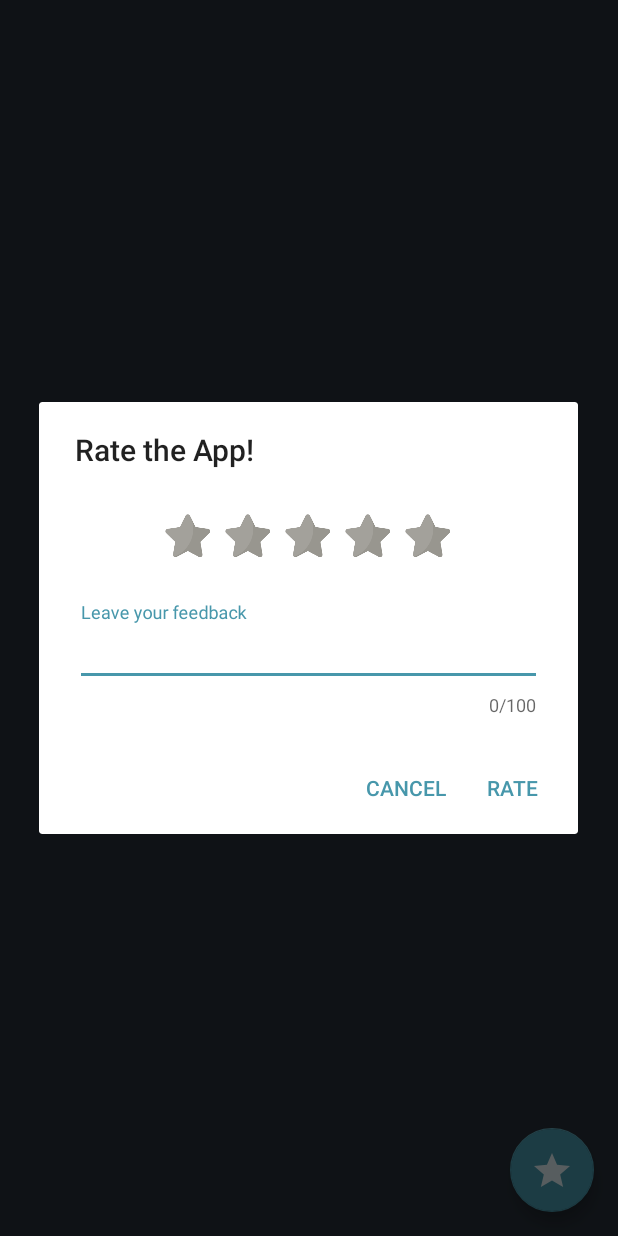
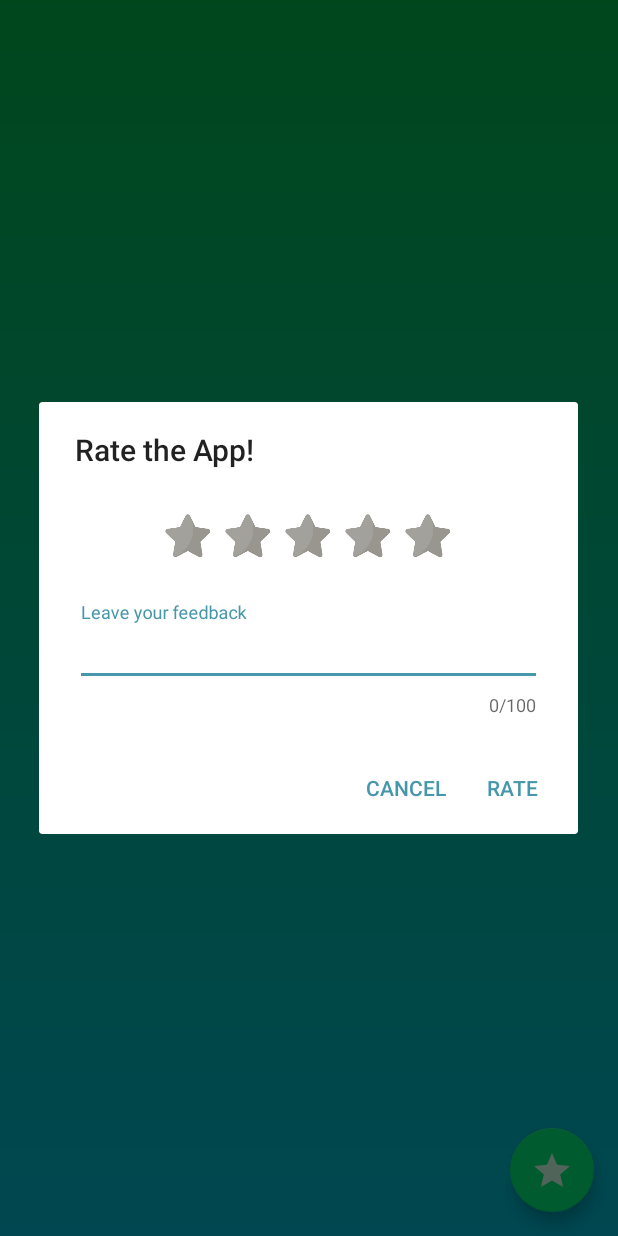
Before and after one commit to JonathanRamirez1/Chat-SimpApp, an Android app: the fragment RatesFragment shown on its own in the app's theme, after a tap on an icon or button, on a phone screen of 412 x 824 dp. Run offline under Robolectric (Android 15) with nearby library versions, the phone set to English and light mode, and no system bars; our stand-ins replace AdMob, Firebase (no records; nobody signed in at launch, a user with empty details on screens opened directly), Picasso, RxJava; pictures from the network do not load; Roboto replaces fonts that are not available here; 3 statements that could not run were skipped.

Commit message:
diseño a la parte de rates

```diff
--- a/app/src/main/java/com/jonathan/chatsimpapp/ui/view/adapters/MessageAdapter.kt
+++ b/app/src/main/java/com/jonathan/chatsimpapp/ui/view/adapters/MessageAdapter.kt
@@ -30,7 +30,6 @@ class MessageAdapter(options: FirestoreRecyclerOptions<MessageModel>) : Firestor
         userProvider = UserProvider()
         authProvider = AuthProvider()
     }
-
 
     override fun onCreateViewHolder(parent: ViewGroup, viewType: Int): MessageAdapter.MessageHolder {
         val layoutInflater = LayoutInflater.from(parent.context)
--- /dev/null
+++ b/app/src/main/res/drawable/ic_start.xml
@@ -0,0 +1,5 @@
+<vector android:height="24dp" android:tint="#00E575"
+    android:viewportHeight="24" android:viewportWidth="24"
+    android:width="24dp" xmlns:android="http://schemas.android.com/apk/res/android">
+    <path android:fillColor="@android:color/white" android:pathData="M12,17.27L18.18,21l-1.64,-7.03L22,9.24l-7.19,-0.61L12,2 9.19,8.63 2,9.24l5.46,4.73L5.82,21z"/>
+</vector>
--- a/app/src/main/res/layout/activity_home.xml
+++ b/app/src/main/res/layout/activity_home.xml
@@ -18,7 +18,7 @@
         android:layout_alignParentStart="true"
         android:layout_alignParentBottom="true"
         android:layout_alignParentEnd="true"
-        android:background="@color/primary_light"
+        android:background="@color/primary"
         app:itemIconTint="@drawable/bottom_navigation_color"
         app:itemTextColor="@drawable/bottom_navigation_color"
         app:menu="@menu/bottom_navigation_menu" />
--- a/app/src/main/res/layout/fragment_rates.xml
+++ b/app/src/main/res/layout/fragment_rates.xml
@@ -1,11 +1,11 @@
 <?xml version="1.0" encoding="utf-8"?>
-<FrameLayout
+<FrameLayout xmlns:android="http://schemas.android.com/apk/res/android"
+    xmlns:app="http://schemas.android.com/apk/res-auto"
+    xmlns:tools="http://schemas.android.com/tools"
     android:layout_width="match_parent"
     android:layout_height="match_parent"
-    android:background="@color/colorPrimaryDark"
-    tools:context=".ui.view.fragments.RatesFragment"
-    xmlns:android="http://schemas.android.com/apk/res/android"
-    xmlns:tools="http://schemas.android.com/tools">
+    android:background="@drawable/ripple_app"
+    tools:context=".ui.view.fragments.RatesFragment">
 
     <androidx.recyclerview.widget.RecyclerView
         android:id="@+id/recyclerView"
@@ -20,6 +20,7 @@
         android:layout_height="wrap_content"
         android:layout_gravity="end|bottom"
         android:layout_margin="16dp"
-        android:src="@drawable/ic_fab_rate"/>
+        android:src="@drawable/ic_fab_rate"
+        app:backgroundTint="@color/secondary"/>
 
 </FrameLayout>
```
Also changed, not shown: app/src/main/res/drawable-anydpi/ic_calendar.xml (deleted, +0 -16 lines), app/src/main/res/drawable-anydpi/ic_star_red.xml (deleted, +0 -16 lines), app/src/main/res/drawable/rounded_button.xml (+16 -5 lines), app/src/main/res/layout/fragment_register.xml (+0 -11 lines), app/src/main/res/layout/item_rates.xml (+5 -4 lines), app/src/main/ic_star-playstore.png (added), app/src/main/res/drawable-hdpi/ic_calendar.png (deleted), app/src/main/res/drawable-hdpi/ic_star_red.png (deleted), app/src/main/res/drawable-mdpi/ic_calendar.png (deleted), app/src/main/res/drawable-mdpi/ic_star_red.png (deleted), app/src/main/res/drawable-xhdpi/ic_calendar.png (deleted), app/src/main/res/drawable-xhdpi/ic_star_red.png (deleted), app/src/main/res/drawable-xxhdpi/ic_calendar.png (deleted), app/src/main/res/drawable-xxhdpi/ic_star_red.png (deleted), 1 more files.
